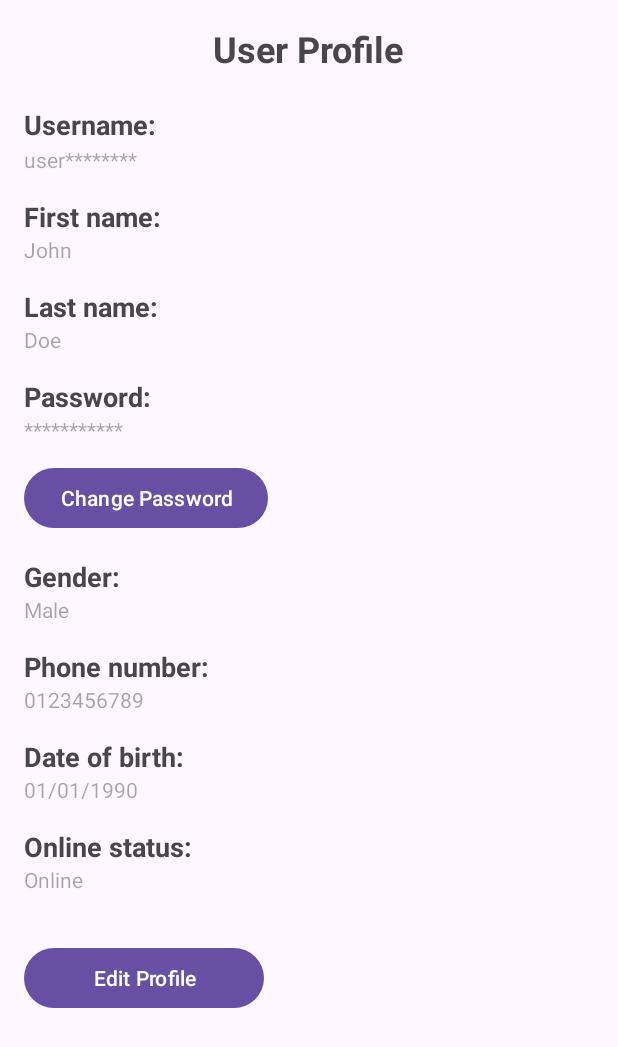
After one commit to HaruD2002/Gaming-store-mobile-app, an Android app: the layout activity_user_profile.xml on its own in the app's theme, with its tools: preview values and no code run, on a phone screen of 412 x 824 dp. The commit adds this screen. Shown: the top 1047 px of the screen. Run offline under Robolectric (Android 15) with nearby library versions, the phone set to English and light mode, and no system bars.

Commit message:
+ View User Profile + Update User Profile + Change User password

```diff
--- /dev/null
+++ b/app/src/main/res/layout/activity_user_profile.xml
@@ -0,0 +1,178 @@
+<?xml version="1.0" encoding="utf-8"?>
+<RelativeLayout xmlns:android="http://schemas.android.com/apk/res/android"
+    android:layout_width="match_parent"
+    android:layout_height="match_parent"
+    android:padding="16dp">
+
+    <TextView
+        android:id="@+id/user_profile_label"
+        android:layout_width="wrap_content"
+        android:layout_height="wrap_content"
+        android:layout_centerHorizontal="true"
+        android:layout_alignParentTop="true"
+        android:text="User Profile"
+        android:textSize="24sp"
+        android:textStyle="bold" />
+
+    <TextView
+        android:id="@+id/username_label"
+        android:layout_width="wrap_content"
+        android:layout_height="wrap_content"
+        android:layout_below="@+id/user_profile_label"
+        android:layout_marginTop="22dp"
+        android:text="Username:"
+        android:textSize="18sp"
+        android:textStyle="bold" />
+
+    <TextView
+        android:id="@+id/username_textview"
+        android:layout_width="match_parent"
+        android:layout_height="wrap_content"
+        android:layout_below="@+id/username_label"
+        android:layout_marginTop="1dp"
+        android:enabled="false"
+        android:text="user********" />
+
+    <TextView
+        android:id="@+id/first_name_label"
+        android:layout_width="wrap_content"
+        android:layout_height="wrap_content"
+        android:layout_below="@id/username_textview"
+        android:layout_marginTop="16dp"
+        android:text="First name:"
+        android:textSize="18sp"
+        android:textStyle="bold" />
+
+    <TextView
+        android:id="@+id/first_name_textview"
+        android:layout_width="match_parent"
+        android:layout_height="wrap_content"
+        android:layout_below="@id/first_name_label"
+        android:text="John"
+        android:enabled="false"/>
+
+    <TextView
+        android:id="@+id/last_name_label"
+        android:layout_width="wrap_content"
+        android:layout_height="wrap_content"
+        android:layout_below="@id/first_name_textview"
+        android:layout_marginTop="16dp"
+        android:text="Last name:"
+        android:textSize="18sp"
+        android:textStyle="bold" />
+
+    <TextView
+        android:id="@+id/last_name_textview"
+        android:layout_width="match_parent"
+        android:layout_height="wrap_content"
+        android:layout_below="@id/last_name_label"
+        android:text="Doe"
+        android:enabled="false"/>
+
+    <TextView
+        android:id="@+id/password_label"
+        android:layout_width="wrap_content"
+        android:layout_height="wrap_content"
+        android:layout_below="@id/last_name_textview"
+        android:layout_marginTop="16dp"
+        android:text="Password:"
+        android:textSize="18sp"
+        android:textStyle="bold" />
+
+    <TextView
+        android:id="@+id/password_textview"
+        android:layout_width="match_parent"
+        android:layout_height="wrap_content"
+        android:layout_below="@id/password_label"
+        android:text="***********"
+        android:enabled="false"/>
+
+    <Button
+        android:id="@+id/change_password_button"
+        android:layout_width="wrap_content"
+        android:layout_height="wrap_content"
+        android:layout_below="@id/password_textview"
+        android:layout_marginTop="12dp"
+        android:text="Change Password" />
+
+    <TextView
+        android:id="@+id/gender_label"
+        android:layout_width="wrap_content"
+        android:layout_height="wrap_content"
+        android:layout_below="@id/change_password_button"
+        android:layout_marginTop="16dp"
+        android:text="Gender:"
+        android:textSize="18sp"
+        android:textStyle="bold" />
+
+    <TextView
+        android:id="@+id/gender_textview"
+        android:layout_width="match_parent"
+        android:layout_height="wrap_content"
+        android:layout_below="@id/gender_label"
+        android:text="Male"
+        android:enabled="false"/>
+
+    <TextView
+        android:id="@+id/phone_number_label"
+        android:layout_width="wrap_content"
+        android:layout_height="wrap_content"
+        android:layout_below="@id/gender_textview"
+        android:layout_marginTop="16dp"
+        android:text="Phone number:"
+        android:textSize="18sp"
+        android:textStyle="bold" />
+
+    <TextView
+        android:id="@+id/phone_number_textview"
+        android:layout_width="match_parent"
+        android:layout_height="wrap_content"
+        android:layout_below="@id/phone_number_label"
+        android:text="0123456789"
+        android:enabled="false"/>
+
+    <TextView
+        android:id="@+id/birthdate_label"
+        android:layout_width="wrap_content"
+        android:layout_height="wrap_content"
+        android:layout_below="@id/phone_number_textview"
+        android:layout_marginTop="16dp"
+        android:text="Date of birth:"
+        android:textSize="18sp"
+        android:textStyle="bold" />
+
+    <TextView
+        android:id="@+id/birthdate_textview"
+        android:layout_width="match_parent"
+        android:layout_height="wrap_content"
+        android:layout_below="@id/birthdate_label"
+        android:text="01/01/1990"
+        android:enabled="false"/>
+
+    <TextView
+        android:id="@+id/online_status_label"
+        android:layout_width="wrap_content"
+        android:layout_height="wrap_content"
+        android:layout_below="@id/birthdate_textview"
+        android:layout_marginTop="16dp"
+        android:text="Online status:"
+        android:textSize="18sp"
+        android:textStyle="bold" />
+
+    <TextView
+        android:id="@+id/online_status_textview"
+        android:layout_width="match_parent"
+        android:layout_height="wrap_content"
+        android:layout_below="@id/online_status_label"
+        android:text="Online"
+        android:enabled="false"/>
+
+    <Button
+        android:id="@+id/edit_profile_button"
+        android:layout_width="160dp"
+        android:layout_height="wrap_content"
+        android:layout_below="@id/online_status_textview"
+        android:layout_marginTop="32dp"
+        android:text="Edit Profile" />
+
+</RelativeLayout>
--- a/app/src/main/res/values/colors.xml
+++ b/app/src/main/res/values/colors.xml
@@ -2,4 +2,6 @@
 <resources>
     <color name="black">#FF000000</color>
     <color name="white">#FFFFFFFF</color>
+    <color name="red">#FF0000</color>
+    <color name="green">#00FF00</color>
 </resources>
--- a/app/src/main/res/values/strings.xml
+++ b/app/src/main/res/values/strings.xml
@@ -1,3 +1,6 @@
 <resources>
     <string name="app_name">PRM_project</string>
+    <string name="save_changes_button_text">Save Change</string>
+    <string name="edit_profile_button_text">Edit Profile</string>
+
 </resources>
```
Also changed, not shown: app/src/main/java/com/example/prm_project/data/repository/UserRepository.java (+3 -6 lines), app/src/main/java/com/example/prm_project/viewmodel/UserViewModel.java (+13 -0 lines), app/src/main/java/com/example/prm_project/views/ChangePasswordActivity.java (added, +134 -0 lines), app/src/main/java/com/example/prm_project/views/UserProfileActivity.java (added, +139 -0 lines), app/src/main/res/layout/activity_change_password.xml (added, +104 -0 lines).
